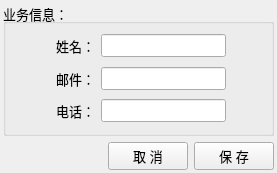
First picture: the form in ui/FormEmployee.ui, repository archsh/quickexcel, before the edit.
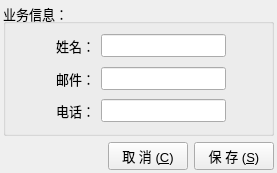
Second picture: the form after the edit.

Diff of the .ui file:
```diff
--- a/ui/FormEmployee.ui
+++ b/ui/FormEmployee.ui
@@ -154,14 +154,14 @@
      <item>
       <widget class="QPushButton" name="pushButton_Cancel">
        <property name="text">
-        <string>取 消</string>
+        <string>取 消 (&amp;C)</string>
        </property>
       </widget>
      </item>
      <item>
       <widget class="QPushButton" name="pushButton_Save">
        <property name="text">
-        <string>保 存</string>
+        <string>保 存 (&amp;S)</string>
        </property>
       </widget>
      </item>
```
